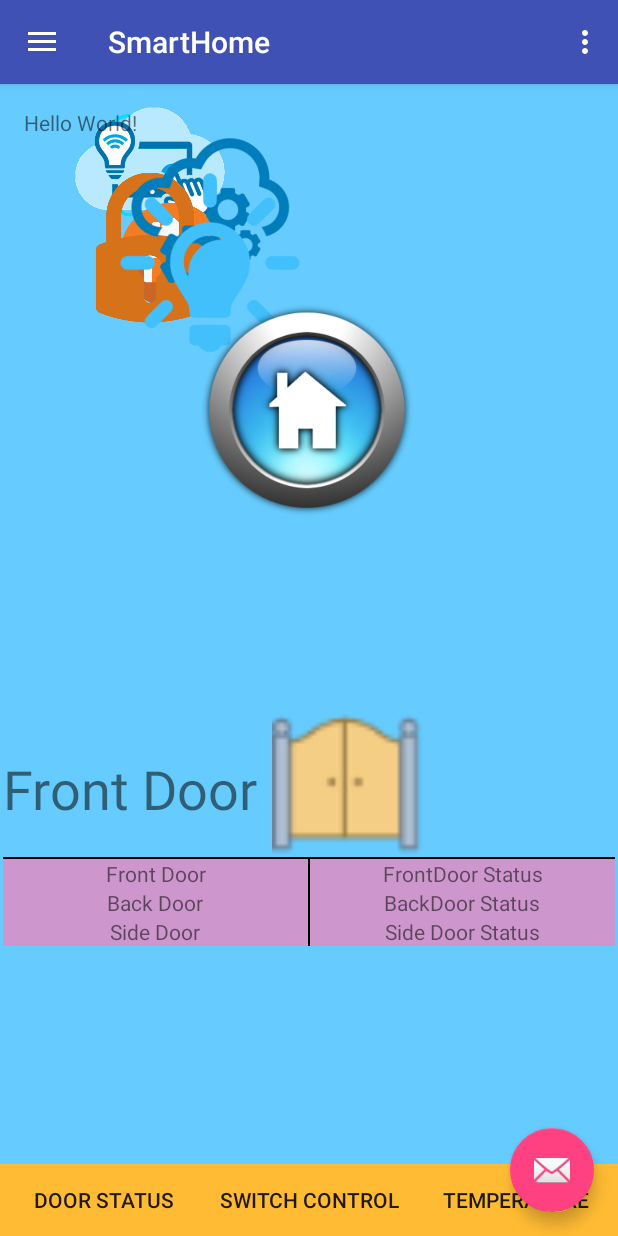
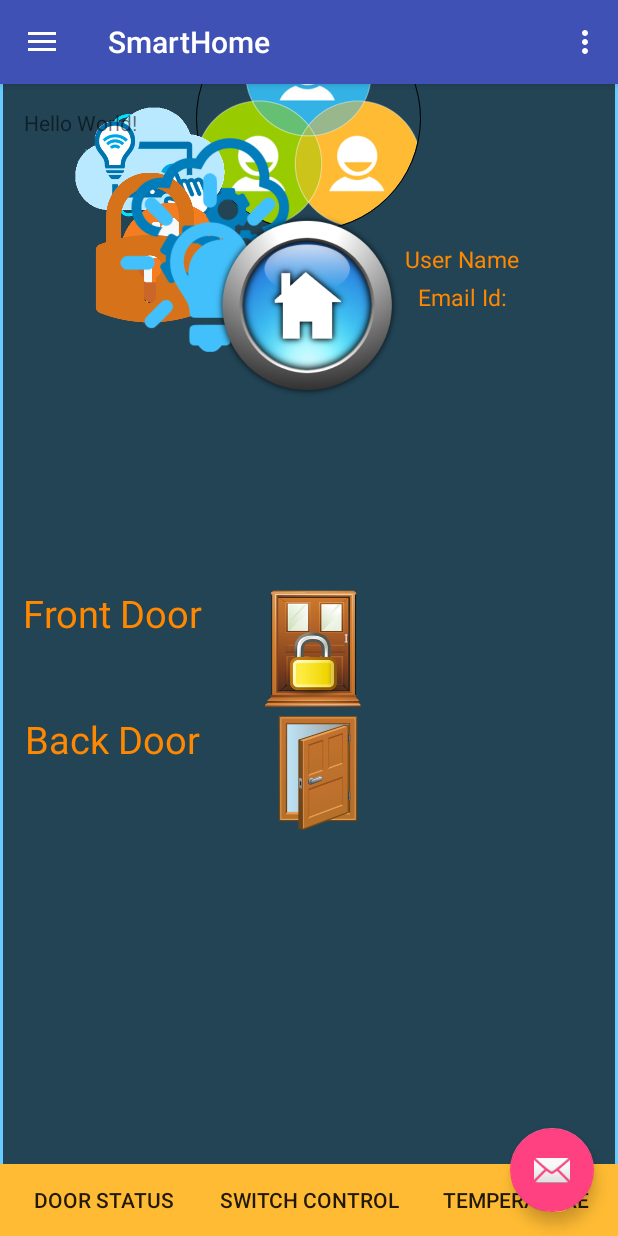
Before and after one commit to saisupriyacv/SmartHome, an Android app: the fragment ProfileFragment placed in its activity, after a tap on "DOOR STATUS", on a phone screen of 412 x 824 dp. Run offline under Robolectric (Android 15) with nearby library versions, the phone set to English and light mode, and no system bars; our stand-ins replace CircleImageView; libraries missing offline, so code that uses them is left out: com.amazonaws.auth, com.amazonaws.mobileconnectors, com.amazonaws.regions, com.amazonaws.services; 24 statements that could not run were skipped; 1 other tap on this screen came first.

Commit message:
Made changes to doorfragment for display purpose

```diff
--- a/app/src/main/java/com/smarthome/ui/fragment/DoorFragment.java
+++ b/app/src/main/java/com/smarthome/ui/fragment/DoorFragment.java
@@ -26,19 +26,18 @@ public class DoorFragment extends BaseFragment {
     public View onCreateView(LayoutInflater inflater, ViewGroup container, Bundle savedInstance){
 
         View view = inflater.inflate(R.layout.doorfragment, container, false);
-        text1 = (TextView) view.findViewById(R.id.FrontDoor);
-        ImageView img = (ImageView) view.findViewById(R.id.doorimage);
-        text2 = (TextView) view.findViewById(R.id.BackDoor);
-        text3 = (TextView) view.findViewById(R.id.SideDoor);
+       // text1 = (TextView) view.findViewById(R.id.FrontDoor);
+       // text2 = (TextView) view.findViewById(R.id.BackDoor);
+       // text3 = (TextView) view.findViewById(R.id.SideDoor);
         //Please add this in your Fragment in order to access doors
         Activity activity = getActivity();
         if(activity instanceof SecureMainActivity){
             SecureMainActivity myactivity = (SecureMainActivity) activity;
             obj = myactivity.GetObject();
         }
-        text1.setText(((SmartHomeStatus) obj).getState().getReported().getDoors().getFrontDoor());
-        text2.setText(((SmartHomeStatus) obj).getState().getReported().getDoors().getBackDoor());
-        text2.setText(((SmartHomeStatus) obj).getState().getReported().getDoors().getSideDoor());
+       // text1.setText(((SmartHomeStatus) obj).getState().getReported().getDoors().getFrontDoor());
+       // text2.setText(((SmartHomeStatus) obj).getState().getReported().getDoors().getBackDoor());
+       // text2.setText(((SmartHomeStatus) obj).getState().getReported().getDoors().getSideDoor());
 
         return view;
     }
@@ -48,9 +47,9 @@ public class DoorFragment extends BaseFragment {
 
         if (object instanceof SmartHomeStatus) {
             SmartHomeStatus smartHomeStatus = (SmartHomeStatus) object;
-            text1.setText(smartHomeStatus.getState().getReported().getDoors().getFrontDoor());
-            text2.setText(smartHomeStatus.getState().getReported().getDoors().getBackDoor());
-            text2.setText(smartHomeStatus.getState().getReported().getDoors().getSideDoor());
+           // text1.setText(smartHomeStatus.getState().getReported().getDoors().getFrontDoor());
+           // text2.setText(smartHomeStatus.getState().getReported().getDoors().getBackDoor());
+           // text2.setText(smartHomeStatus.getState().getReported().getDoors().getSideDoor());
         }
     }
 }
--- a/app/src/main/res/layout/activity_main__secure.xml
+++ b/app/src/main/res/layout/activity_main__secure.xml
@@ -16,6 +16,11 @@
          android:background="#66ccff"
          tools:context=".PropertyAnimatedActivity" >
 
+         <FrameLayout
+             android:id="@+id/frame_container1"
+             android:layout_width="fill_parent"
+             android:layout_height="fill_parent"
+             android:padding="2dp" />
 
 
          <ImageView
@@ -92,14 +97,11 @@
              android:src="@drawable/window" />
 
 
-
-
-
          <ImageView
-                 android:layout_width="150dp"
-                 android:layout_height="150dp"
+                 android:layout_width="130dp"
+                 android:layout_height="130dp"
                  android:src="@drawable/home_icon_2"
-                 android:layout_marginTop="200dp"
+                 android:layout_marginTop="140dp"
                  android:id="@+id/Alaram"
                  android:layout_centerHorizontal="true"
                  tools:ignore="ContentDescription" />
@@ -111,6 +113,8 @@
                  android:layout_centerHorizontal="true"
                  android:id="@+id/AlaramTxt"
                  tools:ignore="HardcodedText" />
+
+
 
          <FrameLayout
              android:id="@+id/frame_container"
--- a/app/src/main/res/layout/doorfragment.xml
+++ b/app/src/main/res/layout/doorfragment.xml
@@ -4,120 +4,92 @@
     android:layout_width="match_parent"
     android:layout_height="match_parent"
     android:orientation="vertical" >
-    <LinearLayout
-        android:layout_width="wrap_content"
-        android:layout_height="wrap_content"
-        android:orientation="horizontal">
-
-        <TextView
-            android:layout_width="wrap_content"
-            android:layout_height="wrap_content"
-            android:gravity="left"
-            android:id="@+id/doortxt"
-            android:text="Front Door"
-            android:layout_weight="1"
-            android:textSize="36sp"
-            android:paddingTop="30dp"
-            android:paddingRight="10dp"/>
-        <ImageView
-            android:layout_width="100dp"
-            android:layout_height="100dp"
-            android:id="@+id/doorimage"
-            android:src="@drawable/frontgateclosed"
-            android:layout_weight="1"/>
-
-
-
-
-    </LinearLayout>
-
-    <View
-        android:layout_width="match_parent"
-        android:layout_height="1dp"
-        android:background="#000000" />
 
     <LinearLayout
         android:layout_width="match_parent"
         android:layout_height="wrap_content"
-        android:orientation="horizontal" >
+        android:orientation="horizontal"
+        android:layout_marginBottom="4dp">>
+
+        <TextView
+            android:layout_width="match_parent"
+            android:layout_height="wrap_content"
+            android:layout_marginLeft="10dp"
+            android:layout_weight="1"
+            android:gravity="center"
+            android:textColor="@color/darkorange"
+            android:textSize="25dp"
+            android:text="Front Door"
+             />
+
+        <View
+            android:layout_width="1dp"
+            android:layout_height="fill_parent"
+             />
+
+
+        <ImageView
+            android:layout_width="match_parent"
+            android:layout_height="80dp"
+            android:android_paddingLeft="30dp"
+            android:layout_weight="1"
+            android:gravity="center"
+            android:src="@drawable/doorclose"
+            android:id="@+id/FrontDoor1"/>
 
         <TextView
             android:layout_width="match_parent"
             android:layout_height="wrap_content"
             android:layout_weight="1"
             android:gravity="center"
-            android:background="#CD96CD"
-            android:text="Front Door"
-            android:id="@+id/FrontDoor1" />
+            android:id="@+id/FrontDoor"
+            />
+
+
+
+    </LinearLayout>
+
+    <LinearLayout
+        android:layout_width="match_parent"
+        android:layout_height="wrap_content"
+        android:orientation="horizontal"
+        android:layout_marginBottom="1dp">>
+
+        <TextView
+            android:layout_width="match_parent"
+            android:layout_height="wrap_content"
+            android:layout_marginLeft="10dp"
+            android:layout_weight="1"
+            android:gravity="center"
+            android:textColor="@color/darkorange"
+            android:textSize="25dp"
+            android:text="Back Door" />
 
         <View
             android:layout_width="1dp"
             android:layout_height="fill_parent"
-            android:background="#000000" />
+         />
+
+
+        <ImageView
+            android:layout_width="match_parent"
+            android:layout_height="80dp"
+            android:layout_marginLeft="10dp"
+            android:android_paddingLeft="30dp"
+            android:layout_weight="1"
+            android:gravity="center"
+            android:src="@drawable/dooropen"
+            android:id="@+id/BackDoor1"/>
 
         <TextView
             android:layout_width="match_parent"
             android:layout_height="wrap_content"
             android:layout_weight="1"
             android:gravity="center"
-            android:background="#CD96CD"
-            android:text="FrontDoor Status"
-            android:id="@+id/FrontDoor"/>
+            android:id="@+id/BackDoor"
+            />
     </LinearLayout>
 
-    <LinearLayout
-        android:layout_width="match_parent"
-        android:layout_height="wrap_content"
-        android:orientation="horizontal" >
 
-        <TextView
-            android:layout_width="match_parent"
-            android:layout_height="wrap_content"
-            android:layout_weight="1"
-            android:gravity="center"
-            android:background="#CD96CD"
-            android:text="Back Door" />
-
-        <View
-            android:layout_width="1dp"
-            android:layout_height="fill_parent"
-            android:background="#000000" />
-
-        <TextView
-            android:layout_width="match_parent"
-            android:layout_height="wrap_content"
-            android:layout_weight="1"
-            android:gravity="center"
-            android:background="#CD96CD"
-            android:text="BackDoor Status"
-            android:id="@+id/BackDoor"/>
-    </LinearLayout>
-    <LinearLayout
-        android:layout_width="match_parent"
-        android:layout_height="wrap_content"
-        android:orientation="horizontal" >
-
-        <TextView
-            android:layout_width="match_parent"
-            android:layout_height="wrap_content"
-            android:layout_weight="1"
-            android:gravity="center"
-            android:background="#CD96CD"
-            android:text="Side Door" />
-
-        <View
-            android:layout_width="1dp"
-            android:layout_height="fill_parent"
-            android:background="#000000" />
-
-        <TextView
-            android:layout_width="match_parent"
-            android:layout_height="wrap_content"
-            android:layout_weight="1"
-            android:gravity="center"
-            android:background="#CD96CD"
-            android:text="Side Door Status"
-            android:id="@+id/SideDoor"/>
-    </LinearLayout>
 
 </LinearLayout>
--- a/app/src/main/res/layout/profilefragment.xml
+++ b/app/src/main/res/layout/profilefragment.xml
@@ -8,43 +8,41 @@
 
     <RelativeLayout
         android:layout_width="match_parent"
-        android:layout_height="0dp"
+        android:layout_height="match_parent"
         android:layout_weight="1"
-        android:padding="@dimen/base_padding"
-        android:background="@color/light">
+        android:background="#aa000000">
 
         <de.hdodenhof.circleimageview.CircleImageView
             android:layout_width="150dp"
             android:layout_height="150dp"
             android:src="@drawable/profile"
-            app:civ_border_width="2dp"
-            app:civ_border_color="@color/dark"
+            app:civ_border_width="0.5dp"
             android:layout_alignParentTop="true"
             android:layout_centerHorizontal="true"
-            android:layout_marginTop="200dp" />
-
-    </RelativeLayout>
+            android:layout_marginTop="2dp"
+            />
 
         <LinearLayout
             android:layout_width="match_parent"
             android:layout_height="wrap_content"
-        android:orientation="horizontal" >
+            android:orientation="horizontal"
+            android:layout_marginTop="160dp"
+            >
 
             <TextView
                 android:layout_width="match_parent"
                 android:layout_height="wrap_content"
                 android:layout_weight="1"
                 android:gravity="center"
-            android:layout_marginBottom="10dp"
-            android:background="#aa000000"
-            android:textColor="#ff0c35"
-            android:textSize="20dp"
+
+                android:textColor="@color/darkorange"
+                android:textSize="15dp"
                 android:text="User Name:" />
 
             <View
                 android:layout_width="1dp"
                 android:layout_height="fill_parent"
-            android:background="#000000" />
+                 />
 
             <TextView
                 android:layout_width="match_parent"
@@ -52,32 +50,32 @@
                 android:layout_weight="1"
                 android:gravity="center"
                 android:text="User Name"
-            android:background="#aa000000"
-            android:textColor="#ff0c35"
-            android:textSize="20dp"
+
+                android:textColor="@color/darkorange"
+                android:textSize="15dp"
                 android:id="@+id/UserName"/>
         </LinearLayout>
-
         <LinearLayout
             android:layout_width="match_parent"
             android:layout_height="wrap_content"
             android:orientation="horizontal"
-        android:layout_marginBottom="10dp">
+            android:layout_marginTop="185dp"
+            android:layout_alignParentTop="true"
+            >
 
             <TextView
                 android:layout_width="match_parent"
                 android:layout_height="wrap_content"
                 android:layout_weight="1"
                 android:gravity="center"
-            android:background="#aa000000"
-            android:textColor="#ff0c35"
-            android:textSize="20dp"
+                android:textColor="@color/darkorange"
+                android:textSize="15dp"
                 android:text="Eamil Id:" />
 
             <View
                 android:layout_width="1dp"
                 android:layout_height="fill_parent"
-            android:background="#000000" />
+                 />
 
             <TextView
                 android:layout_width="match_parent"
@@ -85,31 +83,14 @@
                 android:layout_weight="1"
                 android:gravity="center"
                 android:text="Email Id:"
-            android:background="#aa000000"
-            android:textColor="#ff0c35"
-            android:textSize="20dp"
+                android:textColor="@color/darkorange"
+                android:textSize="15dp"
                 android:id="@+id/EmailId"/>
         </LinearLayout>
 
 
-    <LinearLayout
-        android:layout_width="match_parent"
-        android:layout_height="wrap_content"
-        android:orientation="horizontal"
-        android:layout_marginBottom="10dp"
-        >
+    </RelativeLayout>
 
-        <Button
-            android:layout_width="match_parent"
-            android:layout_height="wrap_content"
-            android:layout_weight="1"
-            android:id="@+id/Signout"
-            android:background="#aa000000"
-            android:textColor="#ff0c35"
-            android:textSize="20dp"
-            android:text="Sign Out"/>
-
-    </LinearLayout>
 
 
 </LinearLayout>
```
Lines whose indentation alone changed are shown as unchanged.
